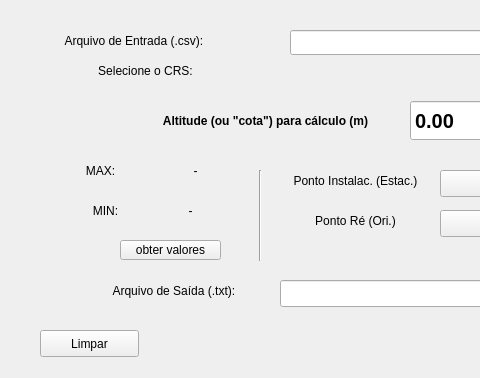
This is volumator_dialog_base.ui in kauevestena/volum as Qt 5 draws it before an edit; both pictures show x 0 to 480 and y 0 to 378 of the 937 by 378 pixel window. The edited form follows.
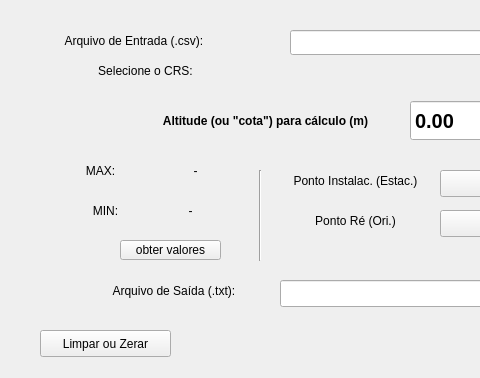
This is the edited form. Custom widgets are drawn as their Qt base class.

Diff of the .ui file:
```diff
--- a/volumator_dialog_base.ui
+++ b/volumator_dialog_base.ui
@@ -128,12 +128,12 @@
     <rect>
      <x>40</x>
      <y>330</y>
-     <width>99</width>
+     <width>131</width>
      <height>27</height>
     </rect>
    </property>
    <property name="text">
-    <string>Limpar</string>
+    <string>Limpar ou Zerar</string>
    </property>
   </widget>
   <widget class="QLabel" name="label_3">
```
Left out of the diff: 2 changed lines with no effect on the pictures.
